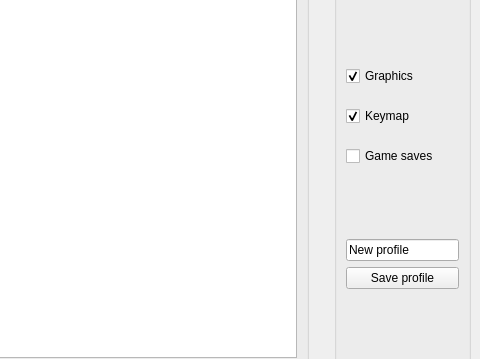
SwitcherForGames/switcher, file res/layout/main_window.ui: the form before one commit; both pictures show x 385 to 865 and y 194 to 553 of the 865 by 700 pixel window.
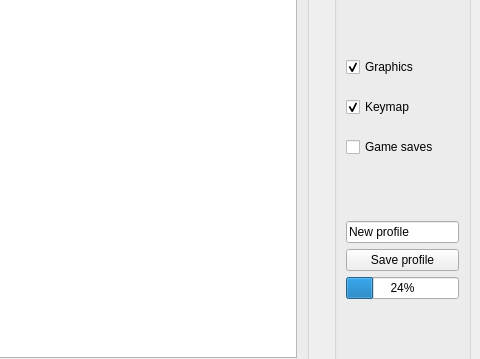
The form after the commit.

Commit message: Show progress bar while profile is being saved

The edit to the form file:
```diff
--- a/res/layout/main_window.ui
+++ b/res/layout/main_window.ui
@@ -150,6 +150,13 @@
                </property>
               </widget>
              </item>
+             <item>
+              <widget class="QProgressBar" name="progress_save_profile">
+               <property name="value">
+                <number>24</number>
+               </property>
+              </widget>
+             </item>
             </layout>
            </item>
           </layout>
```
Left out of the diff: 2 changed lines with no effect on the pictures. The commit also changes 2 other files.
